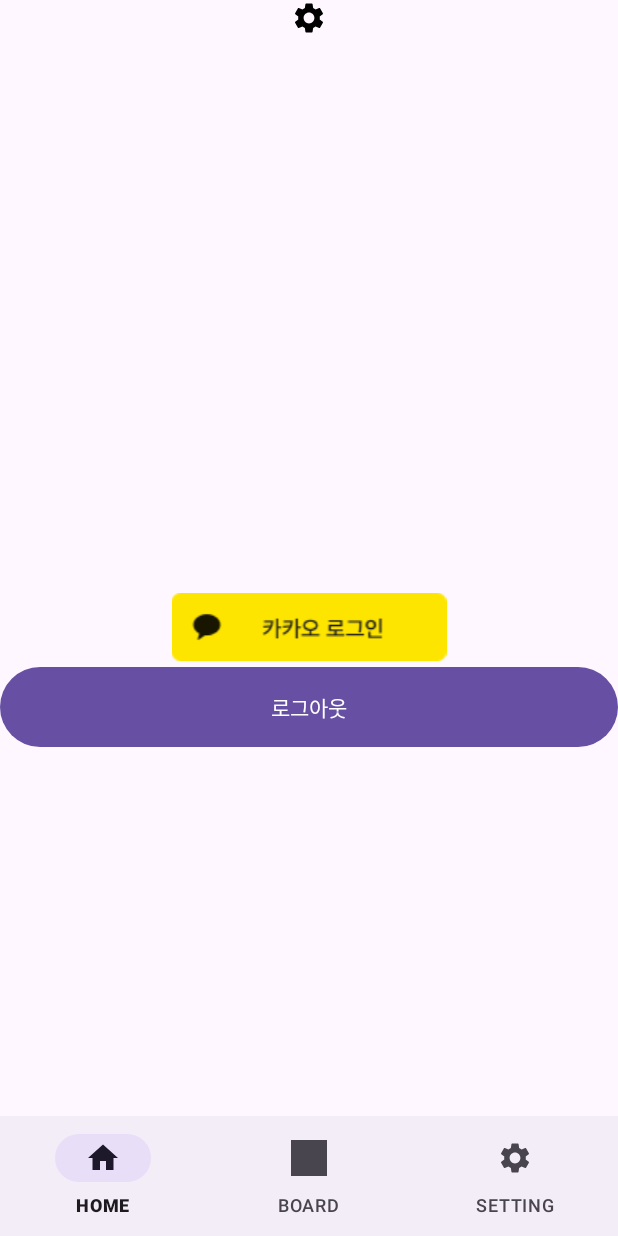
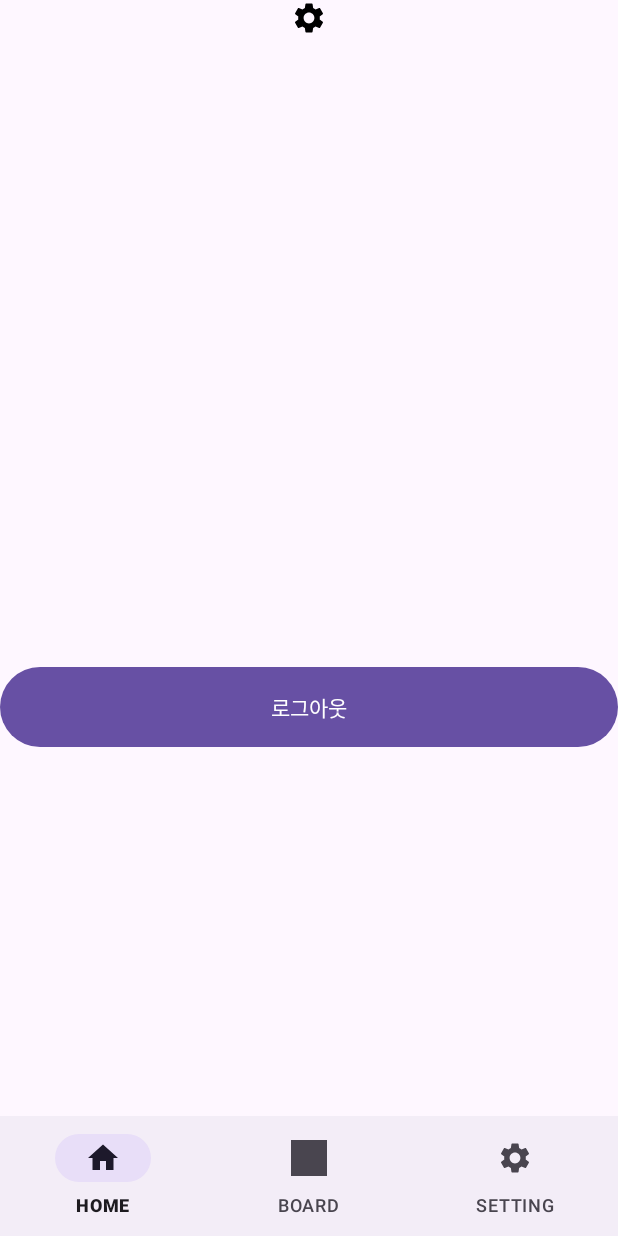
Before and after one commit to celinayk/SW03_App, an Android app: the fragment MyInformationFragment placed in its activity, on a phone screen of 412 x 824 dp. Run offline under Robolectric (Android 15) with nearby library versions, the phone set to English and light mode, and no system bars; libraries missing offline, so code that uses them is left out: com.kakao.sdk; pictures from the network do not load; 2 statements that could not run were skipped.

Commit message:
카카오 로그인 데이터 서버로 보내기 - 헤더파일 완

```diff
--- a/app/src/main/java/com/example/sw03_app/MyInformationFragment.java
+++ b/app/src/main/java/com/example/sw03_app/MyInformationFragment.java
@@ -65,12 +65,12 @@ public class MyInformationFragment extends Fragment {
                 if (oAuthToken != null) {
                     System.out.println("oAuthToken : " + oAuthToken.getAccessToken());
                     oauthToken = oAuthToken.getAccessToken();
+                    kakaoLogin();
+                    updateKakaoLoginStatus(UserApiClient.getInstance().isKakaoTalkLoginAvailable(requireContext()));
                 }
                 if (throwable != null) {
                     // TBO
                 }
-                // 카카오 로그인 상태에 따라 UI 업데이트
-                updateKakaoLoginStatus(UserApiClient.getInstance().isKakaoTalkLoginAvailable(requireContext()));
                 return null;
             }
         };
@@ -100,9 +100,6 @@ public class MyInformationFragment extends Fragment {
                 });
             }
         });
-
-        kakaoLogin();
-
         return view;
     }
 
@@ -118,6 +115,7 @@ public class MyInformationFragment extends Fragment {
         }
     }
 
+
     private void kakaoLogin() {
         UserApiClient.getInstance().me(new Function2<User, Throwable, Unit>() {
             @Override
@@ -128,7 +126,7 @@ public class MyInformationFragment extends Fragment {
                      */
                     String kakaoUserName = user.getKakaoAccount().getProfile().getNickname();
                     String kakaoUserProfile= user.getKakaoAccount().getProfile().getProfileImageUrl();
-                    //서버로 데이터 보내기
+                    // 로그인이 성공했을 때만 서버로 데이터 보내기
                     sendKakaoUserInfoToServer(kakaoUserName, kakaoUserProfile);
 
                     Log.i(TAG, "invoke : id = " + user.getId());
@@ -144,6 +142,7 @@ public class MyInformationFragment extends Fragment {
             }
         });
     }
+
 
     private void sendKakaoUserInfoToServer(String kakaoUserName, String kakaoUserProfile) {
         Gson gson = new GsonBuilder().setLenient().create();
--- a/app/src/main/res/layout/my_information.xml
+++ b/app/src/main/res/layout/my_information.xml
@@ -26,7 +26,7 @@
         android:layout_height="wrap_content"
         android:src="@drawable/kakao_login_medium_narrow"
         android:text="카카오 로그인"
-        android:visibility="visible" />
+        android:visibility="invisible" />
 
     <Button
         android:id="@+id/logout"
```
